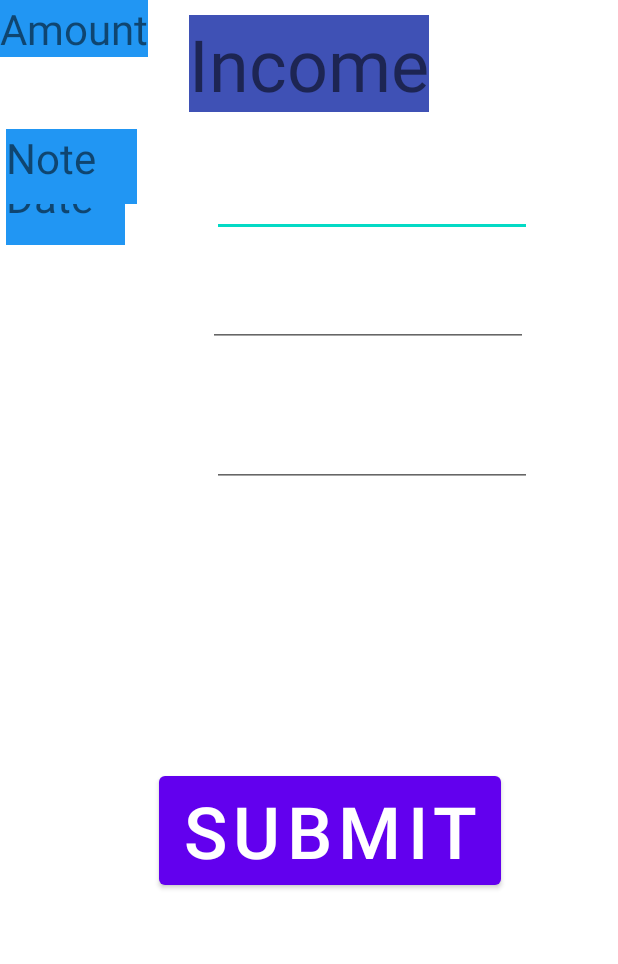
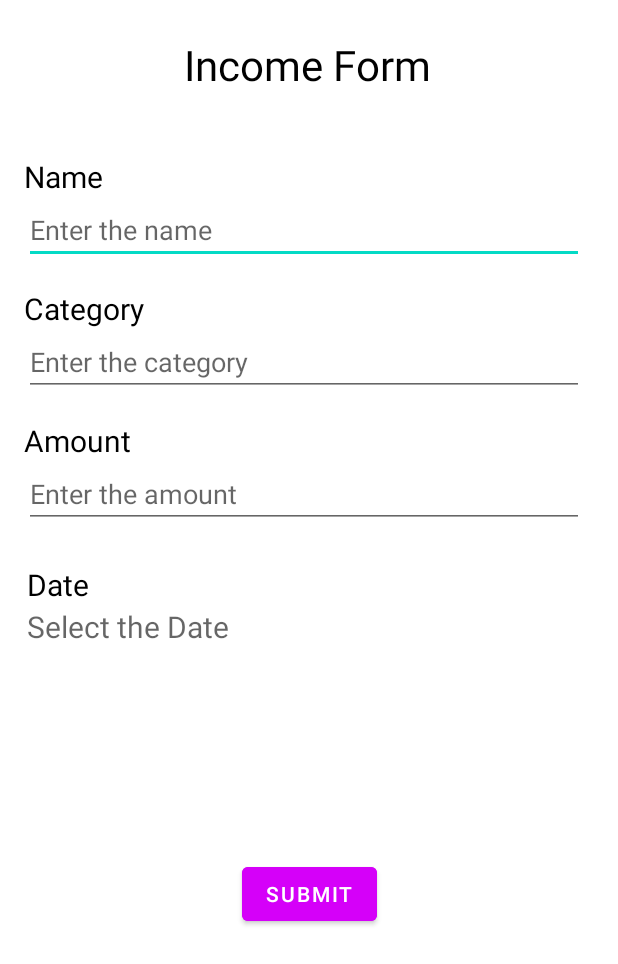
Before and after one commit to thienle0610/Manage-App, an Android app: the layout activity_income.xml on its own in the app's theme, with its tools: preview values and no code run, on a phone screen of 412 x 824 dp. Shown: the top 964 px of the screen. Run offline under Robolectric (Android 15) with nearby library versions, the phone set to English and light mode, and no system bars.

Commit message:
IU income

```diff
--- a/app/src/main/java/com/example/manageapp/activities/ExpenseAndIncome.java
+++ b/app/src/main/java/com/example/manageapp/activities/ExpenseAndIncome.java
@@ -20,4 +20,9 @@ public class ExpenseAndIncome extends AppCompatActivity {
         Intent intent = new Intent(this, ExpenseForm.class);
         startActivity(intent);
     }
+
+    public void displayincome(View view) {
+        Intent intent2 = new Intent(this, income.class);
+        startActivity(intent2);
+    }
 }
--- a/app/src/main/java/com/example/manageapp/activities/ExpenseForm.java
+++ b/app/src/main/java/com/example/manageapp/activities/ExpenseForm.java
@@ -40,12 +40,12 @@ public class ExpenseForm extends AppCompatActivity {
         TextView et_date;
         ListView lv_expenseList;
 
-        mDisplayDate = findViewById(R.id.date);
-        btn_add = findViewById(R.id.button_add);
-        et_name = findViewById(R.id.et_name);
-        et_cate = findViewById(R.id.et_cate);
-        et_amount = findViewById(R.id.et_amount);
-        et_date = findViewById(R.id.date);
+        mDisplayDate = findViewById(R.id.date2);
+        btn_add = findViewById(R.id.button_add2);
+        et_name = findViewById(R.id.et_name2);
+        et_cate = findViewById(R.id.et_cate2);
+        et_amount = findViewById(R.id.et_amount2);
+        et_date = findViewById(R.id.date2);
         lv_expenseList = findViewById(R.id.list);
 
         dataBaseHelper = new DataBaseHelper(getApplicationContext());
--- a/app/src/main/java/com/example/manageapp/activities/MyItemRecyclerViewAdapter.java
+++ b/app/src/main/java/com/example/manageapp/activities/MyItemRecyclerViewAdapter.java
@@ -59,7 +59,7 @@ public class MyItemRecyclerViewAdapter extends RecyclerView.Adapter<MyItemRecycl
             mIdView = (TextView) view.findViewById(R.id.item_number);
             mContentView = (TextView) view.findViewById(R.id.content);
             mIdCategory = (TextView) view.findViewById(R.id.category);
-            mIdDate = (TextView) view.findViewById(R.id.date);
+            mIdDate = (TextView) view.findViewById(R.id.date2);
         }
 
         @Override
--- a/app/src/main/res/layout/activity_expense_and_income.xml
+++ b/app/src/main/res/layout/activity_expense_and_income.xml
@@ -43,7 +43,8 @@
             android:layout_width="wrap_content"
             android:layout_height="wrap_content"
             android:layout_weight="1"
-            android:text="Income" />
+            android:text="Income"
+            android:onClick="displayincome"/>
     </LinearLayout>
 
     <androidx.constraintlayout.widget.ConstraintLayout
--- a/app/src/main/res/layout/activity_expense_form.xml
+++ b/app/src/main/res/layout/activity_expense_form.xml
@@ -31,7 +31,7 @@
         app:layout_constraintTop_toTopOf="parent" />
 
     <EditText
-        android:id="@+id/et_name"
+        android:id="@+id/et_name2"
         android:layout_width="373dp"
         android:layout_height="44dp"
         android:layout_marginTop="132dp"
@@ -55,7 +55,7 @@
         app:layout_constraintTop_toTopOf="parent" />
 
     <EditText
-        android:id="@+id/et_cate"
+        android:id="@+id/et_cate2"
         android:layout_width="373dp"
         android:layout_height="44dp"
         android:layout_marginTop="220dp"
@@ -79,7 +79,7 @@
         app:layout_constraintTop_toTopOf="parent" />
 
     <EditText
-        android:id="@+id/et_amount"
+        android:id="@+id/et_amount2"
         android:layout_width="373dp"
         android:layout_height="44dp"
         android:layout_marginTop="308dp"
@@ -104,7 +104,7 @@
         app:layout_constraintTop_toTopOf="parent" />
 
     <TextView
-        android:id="@+id/date"
+        android:id="@+id/date2"
         android:layout_width="wrap_content"
         android:layout_height="wrap_content"
         android:layout_marginTop="404dp"
@@ -116,7 +116,7 @@
         app:layout_constraintTop_toTopOf="parent" />
 
     <Button
-        android:id="@+id/button_add"
+        android:id="@+id/button_add2"
         android:layout_width="wrap_content"
         android:layout_height="wrap_content"
         android:layout_marginTop="572dp"
--- a/app/src/main/res/layout/activity_income.xml
+++ b/app/src/main/res/layout/activity_income.xml
@@ -4,103 +4,126 @@
     xmlns:tools="http://schemas.android.com/tools"
     android:layout_width="match_parent"
     android:layout_height="match_parent"
-    tools:context=".activities.income">
+    tools:context=".activities.ExpenseForm">
 
     <TextView
-        android:id="@+id/textView5"
         android:layout_width="wrap_content"
         android:layout_height="wrap_content"
-        android:layout_marginTop="10dp"
-        android:background="#3F51B5"
-        android:backgroundTint="#3F51B5"
-        android:text="Income"
-        android:textSize="48sp"
+        android:layout_marginTop="24dp"
+        android:text="Income Form"
+        android:textColor="@color/black"
+        android:textSize="28sp"
+        app:layout_constraintEnd_toEndOf="parent"
+        app:layout_constraintHorizontal_bias="0.497"
+        app:layout_constraintStart_toStartOf="parent"
+        app:layout_constraintTop_toTopOf="parent" />
+
+    <TextView
+        android:layout_width="wrap_content"
+        android:layout_height="wrap_content"
+        android:layout_marginTop="104dp"
+        android:text="Name"
+        android:textColor="@color/black"
+        android:textSize="20sp"
+        app:layout_constraintEnd_toEndOf="parent"
+        app:layout_constraintHorizontal_bias="0.044"
+        app:layout_constraintStart_toStartOf="parent"
+        app:layout_constraintTop_toTopOf="parent" />
+
+    <EditText
+        android:id="@+id/et_name2"
+        android:layout_width="373dp"
+        android:layout_height="44dp"
+        android:layout_marginTop="132dp"
+        android:ems="20"
+        android:hint="Enter the name"
+        app:layout_constraintEnd_toEndOf="parent"
+        app:layout_constraintHorizontal_bias="0.421"
+        app:layout_constraintStart_toStartOf="parent"
+        app:layout_constraintTop_toTopOf="parent" />
+
+    <TextView
+        android:layout_width="wrap_content"
+        android:layout_height="wrap_content"
+        android:layout_marginTop="192dp"
+        android:text="Category"
+        android:textColor="@color/black"
+        android:textSize="20sp"
+        app:layout_constraintEnd_toEndOf="parent"
+        app:layout_constraintHorizontal_bias="0.048"
+        app:layout_constraintStart_toStartOf="parent"
+        app:layout_constraintTop_toTopOf="parent" />
+
+    <EditText
+        android:id="@+id/et_cate2"
+        android:layout_width="373dp"
+        android:layout_height="44dp"
+        android:layout_marginTop="220dp"
+        android:ems="20"
+        android:hint="Enter the category"
+        app:layout_constraintEnd_toEndOf="parent"
+        app:layout_constraintHorizontal_bias="0.421"
+        app:layout_constraintStart_toStartOf="parent"
+        app:layout_constraintTop_toTopOf="parent" />
+
+    <TextView
+        android:layout_width="wrap_content"
+        android:layout_height="wrap_content"
+        android:layout_marginTop="280dp"
+        android:text="Amount"
+        android:textColor="@color/black"
+        android:textSize="20sp"
+        app:layout_constraintEnd_toEndOf="parent"
+        app:layout_constraintHorizontal_bias="0.047"
+        app:layout_constraintStart_toStartOf="parent"
+        app:layout_constraintTop_toTopOf="parent" />
+
+    <EditText
+        android:id="@+id/et_amount2"
+        android:layout_width="373dp"
+        android:layout_height="44dp"
+        android:layout_marginTop="308dp"
+        android:ems="20"
+        android:hint="Enter the amount"
+        android:inputType="numberDecimal"
+        app:layout_constraintEnd_toEndOf="parent"
+        app:layout_constraintHorizontal_bias="0.421"
+        app:layout_constraintStart_toStartOf="parent"
+        app:layout_constraintTop_toTopOf="parent" />
+
+    <TextView
+        android:layout_width="wrap_content"
+        android:layout_height="wrap_content"
+        android:layout_marginTop="376dp"
+        android:text="Date"
+        android:textColor="@color/black"
+        android:textSize="20sp"
+        app:layout_constraintEnd_toEndOf="parent"
+        app:layout_constraintHorizontal_bias="0.048"
+        app:layout_constraintStart_toStartOf="parent"
+        app:layout_constraintTop_toTopOf="parent" />
+
+    <TextView
+        android:id="@+id/date2"
+        android:layout_width="wrap_content"
+        android:layout_height="wrap_content"
+        android:layout_marginTop="404dp"
+        android:hint="Select the Date"
+        android:textSize="20sp"
+        app:layout_constraintEnd_toEndOf="parent"
+        app:layout_constraintHorizontal_bias="0.065"
+        app:layout_constraintStart_toStartOf="parent"
+        app:layout_constraintTop_toTopOf="parent" />
+
+    <Button
+        android:id="@+id/button_add2"
+        android:layout_width="wrap_content"
+        android:layout_height="wrap_content"
+        android:layout_marginTop="572dp"
+        android:backgroundTint="#D500F9"
+        android:text="SUBMIT"
         app:layout_constraintEnd_toEndOf="parent"
         app:layout_constraintStart_toStartOf="parent"
         app:layout_constraintTop_toTopOf="parent" />
 
-    <TextView
-        android:id="@+id/textView6"
-        android:layout_width="79dp"
-        android:layout_height="51dp"
-        android:layout_marginStart="4dp"
-        android:layout_marginTop="112dp"
-        android:background="#2196F3"
-        android:backgroundTint="#2196F3"
-        android:text="Date"
-        android:textSize="28sp"
-        app:layout_constraintStart_toStartOf="parent"
-        app:layout_constraintTop_toTopOf="parent" />
-
-    <EditText
-        android:id="@+id/editTextDate2"
-        android:layout_width="wrap_content"
-        android:layout_height="wrap_content"
-        android:layout_marginTop="38dp"
-        android:ems="10"
-        android:inputType="date"
-        app:layout_constraintEnd_toEndOf="parent"
-        app:layout_constraintStart_toEndOf="@+id/textView6"
-        app:layout_constraintTop_toBottomOf="@+id/textView5" />
-
-    <TextView
-        android:id="@+id/textView7"
-        android:layout_width="wrap_content"
-        android:layout_height="wrap_content"
-        android:background="#2196F3"
-        android:text="Amount"
-        android:textSize="28sp"
-        tools:layout_editor_absoluteX="4dp"
-        tools:layout_editor_absoluteY="188dp" />
-
-    <EditText
-        android:id="@+id/editTextNumber2"
-        android:layout_width="wrap_content"
-        android:layout_height="wrap_content"
-        android:layout_marginTop="28dp"
-        android:ems="10"
-        android:inputType="number"
-        app:layout_constraintEnd_toEndOf="parent"
-        app:layout_constraintHorizontal_bias="0.397"
-        app:layout_constraintStart_toEndOf="@+id/textView7"
-        app:layout_constraintTop_toBottomOf="@+id/editTextDate2" />
-
-    <TextView
-        android:id="@+id/textView8"
-        android:layout_width="87dp"
-        android:layout_height="50dp"
-        android:layout_marginStart="4dp"
-        android:layout_marginTop="48dp"
-        android:background="#2196F3"
-        android:backgroundTint="#2196F3"
-        android:text="Note"
-        android:textSize="28sp"
-        app:layout_constraintStart_toStartOf="parent"
-        app:layout_constraintTop_toBottomOf="@+id/textView7" />
-
-    <EditText
-        android:id="@+id/editTextTextMultiLine"
-        android:layout_width="wrap_content"
-        android:layout_height="wrap_content"
-        android:layout_marginTop="48dp"
-        android:ems="10"
-        android:gravity="start|top"
-        android:inputType="textMultiLine"
-        app:layout_constraintEnd_toEndOf="parent"
-        app:layout_constraintHorizontal_bias="0.463"
-        app:layout_constraintStart_toEndOf="@+id/textView8"
-        app:layout_constraintTop_toBottomOf="@+id/editTextNumber2" />
-
-    <Button
-        android:id="@+id/button3"
-        android:layout_width="wrap_content"
-        android:layout_height="wrap_content"
-        android:layout_marginBottom="228dp"
-        android:text="Submit"
-        android:textSize="48sp"
-        app:layout_constraintBottom_toBottomOf="parent"
-        app:layout_constraintEnd_toEndOf="parent"
-        app:layout_constraintHorizontal_bias="0.575"
-        app:layout_constraintStart_toStartOf="parent" />
-
 </androidx.constraintlayout.widget.ConstraintLayout>
--- a/app/src/main/res/layout/fragment_expense_item.xml
+++ b/app/src/main/res/layout/fragment_expense_item.xml
@@ -33,7 +33,7 @@
         android:textAppearance="?attr/textAppearanceListItem" />
 
     <TextView
-        android:id="@+id/date"
+        android:id="@+id/date2"
         android:layout_width="wrap_content"
         android:layout_height="wrap_content"
         android:layout_margin="@dimen/text_margin"
```
Also changed, not shown: 1 other file.
